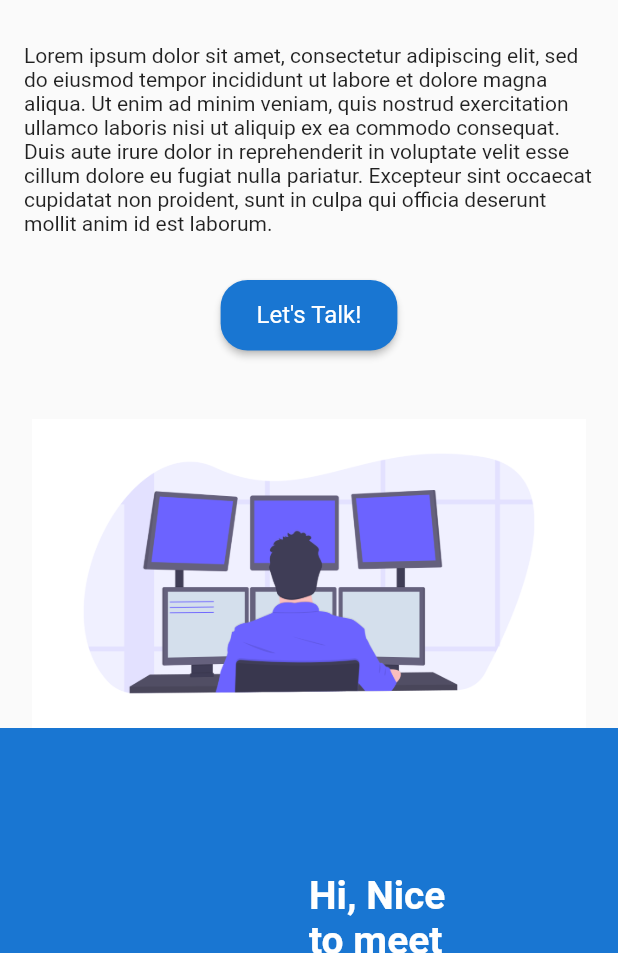
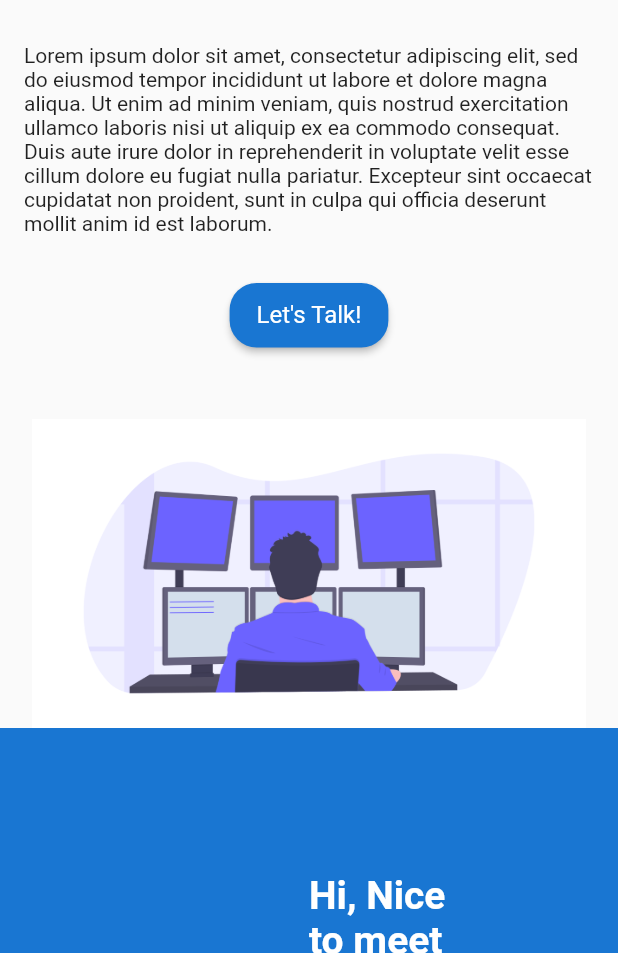
Before and after one commit to erikrios/my-portofolio-flutter, a Flutter app: the screen it shows after launch, on a phone screen of 412 x 824 dp, the part 283-1236 px from its top. Run offline on Flutter 3.47's test engine with Material 2 defaults, Android fonts, the light colour scheme and no system bars; our stand-ins replace carousel_slider, google_fonts; missing offline and left inert: dart:html.

Commit message:
Improve the responsive layout

```diff
--- a/lib/pages/sections/introduction.dart
+++ b/lib/pages/sections/introduction.dart
@@ -99,7 +99,9 @@ class Introduction extends StatelessWidget {
               child: Text("Let's Talk!"),
               style: ButtonStyle(
                 padding: MaterialStateProperty.all(
-                  EdgeInsets.symmetric(horizontal: 24, vertical: 14),
+                  isSmallOrNormalScreen
+                      ? EdgeInsets.symmetric(horizontal: 18, vertical: 12)
+                      : EdgeInsets.symmetric(horizontal: 24, vertical: 14),
                 ),
                 textStyle: MaterialStateProperty.all(TextStyle(
                   fontSize: isSmallOrNormalScreen ? 16.0 : 18.0,
```
